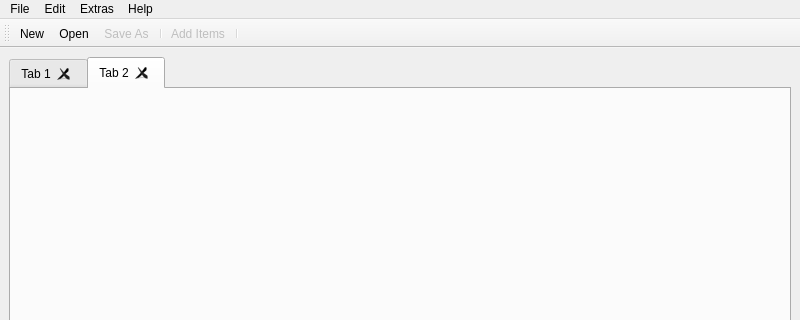
Before: the Qt Designer form mainwindow.ui in geertdaelemans/BrickManager, drawn with Qt 5; both pictures show x 0 to 800 and y 0 to 320 of the 800 by 600 pixel window.
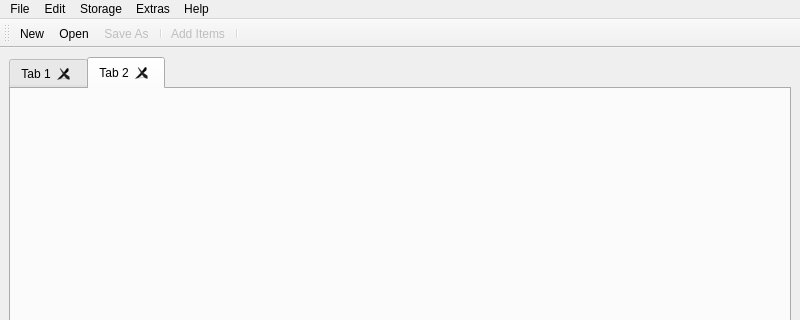
After: the same form once the commit is applied. Icons and pictures are not drawn.

Commit message: Addition of Storage module based upon remaks field.

Patch:
```diff
--- a/mainwindow.ui
+++ b/mainwindow.ui
@@ -106,8 +106,15 @@
     </property>
     <addaction name="actionAdd_Items"/>
    </widget>
+   <widget class="QMenu" name="menuStorage">
+    <property name="title">
+     <string>Storage</string>
+    </property>
+    <addaction name="actionManage_labels"/>
+   </widget>
    <addaction name="menuFile"/>
    <addaction name="menuEdit"/>
+   <addaction name="menuStorage"/>
    <addaction name="menuExtras"/>
    <addaction name="menuHelp"/>
   </widget>
```
Left out of the diff: 5 changed lines with no effect on the pictures. The commit also changes 13 other files.
